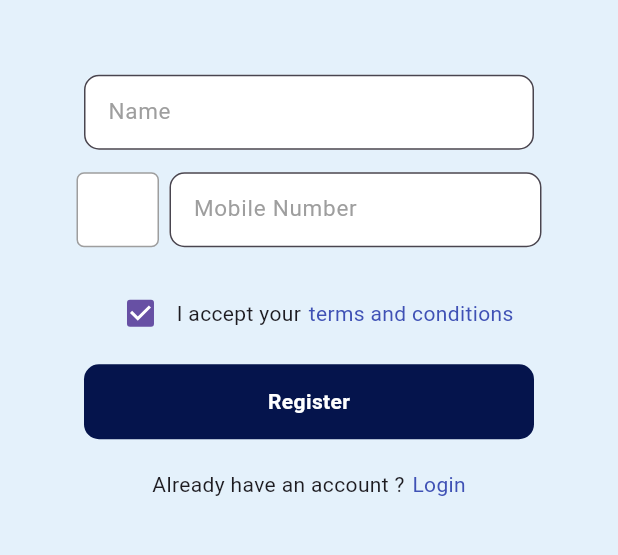
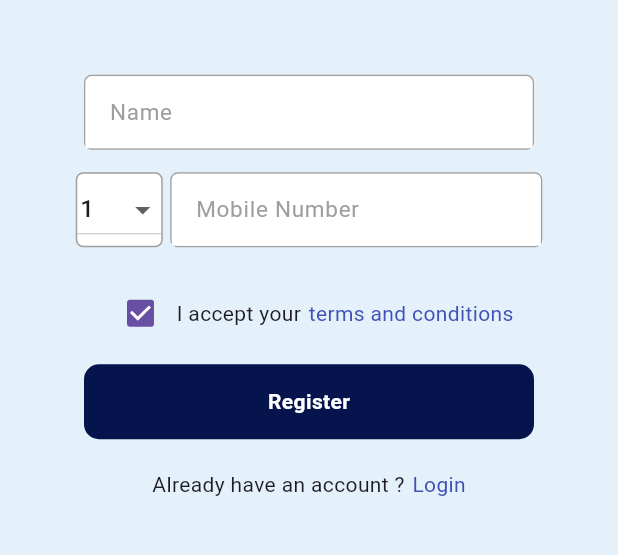
Before and after one commit to AthiraaAthi/project_way, a Flutter app: the RegisterScreen screen opened directly, on a phone screen of 412 x 824 dp, the part 466-1021 px from its top. Run offline on Flutter 3.47's test engine with Material 3 defaults, Android fonts, the phone set to English and light mode, and no system bars.

Commit message:
completed register screen ui

```diff
--- a/lib/view/register_screen/register_screen.dart
+++ b/lib/view/register_screen/register_screen.dart
@@ -3,9 +3,16 @@ import 'package:project_way/utils/color_constant/color_constant.dart';
 import 'package:project_way/utils/image_constant/image_constant.dart';
 import 'package:project_way/view/login_screen/login_screen.dart';
 
-class RegisterScreen extends StatelessWidget {
+class RegisterScreen extends StatefulWidget {
   const RegisterScreen({super.key});
 
+  @override
+  State<RegisterScreen> createState() => _RegisterScreenState();
+}
+
+class _RegisterScreenState extends State<RegisterScreen> {
+  List<String> Numbers = ["91", "966", "971", "1"];
+  String dropDownValue = "1";
   @override
   Widget build(BuildContext context) {
     return SafeArea(
@@ -31,15 +38,17 @@ class RegisterScreen extends StatelessWidget {
               Container(
                 height: 50,
                 width: 300,
+                decoration: BoxDecoration(
+                    borderRadius: BorderRadius.circular(5),
+                    color: Colors.white,
+                    border: Border.all(color: Colors.grey)),
                 child: TextField(
                   decoration: InputDecoration(
                     fillColor: Colors.white,
                     filled: true,
                     hintText: "Name",
                     hintStyle: TextStyle(fontSize: 15, color: Colors.grey),
-                    border: OutlineInputBorder(
-                      borderRadius: BorderRadius.circular(10),
-                    ),
+                    border: UnderlineInputBorder(borderSide: BorderSide.none),
                   ),
                 ),
               ),
@@ -49,29 +58,52 @@ class RegisterScreen extends StatelessWidget {
               Row(
                 mainAxisAlignment: MainAxisAlignment.center,
                 children: [
+                  //COUNTRY CODE
                   Container(
                     height: 50,
-                    width: 55,
+                    width: 58,
                     decoration: BoxDecoration(
                         borderRadius: BorderRadius.circular(5),
                         color: Colors.white,
                         border: Border.all(color: Colors.grey)),
+                    child: DropdownButton(
+                      //underline: Container(),
+                      value: dropDownValue,
+                      items:
+                          Numbers.map<DropdownMenuItem<String>>((String value) {
+                        return DropdownMenuItem<String>(
+                          value: value,
+                          child: Padding(
+                            padding: const EdgeInsets.all(2),
+                            child: Text(value),
+                          ),
+                        );
+                      }).toList(),
+                      onChanged: (String? value) {
+                        setState(() {
+                          dropDownValue = value!;
+                        });
+                      },
+                    ),
                   ),
                   SizedBox(
-                    width: 7,
+                    width: 5,
                   ),
                   Container(
                     height: 50,
                     width: 248,
+                    decoration: BoxDecoration(
+                        borderRadius: BorderRadius.circular(5),
+                        color: Colors.white,
+                        border: Border.all(color: Colors.grey)),
                     child: TextField(
                       decoration: InputDecoration(
                         fillColor: Colors.white,
                         filled: true,
                         hintText: "Mobile Number",
                         hintStyle: TextStyle(fontSize: 15, color: Colors.grey),
-                        border: OutlineInputBorder(
-                          borderRadius: BorderRadius.circular(10),
-                        ),
+                        border:
+                            UnderlineInputBorder(borderSide: BorderSide.none),
                       ),
                     ),
                   ),
```
